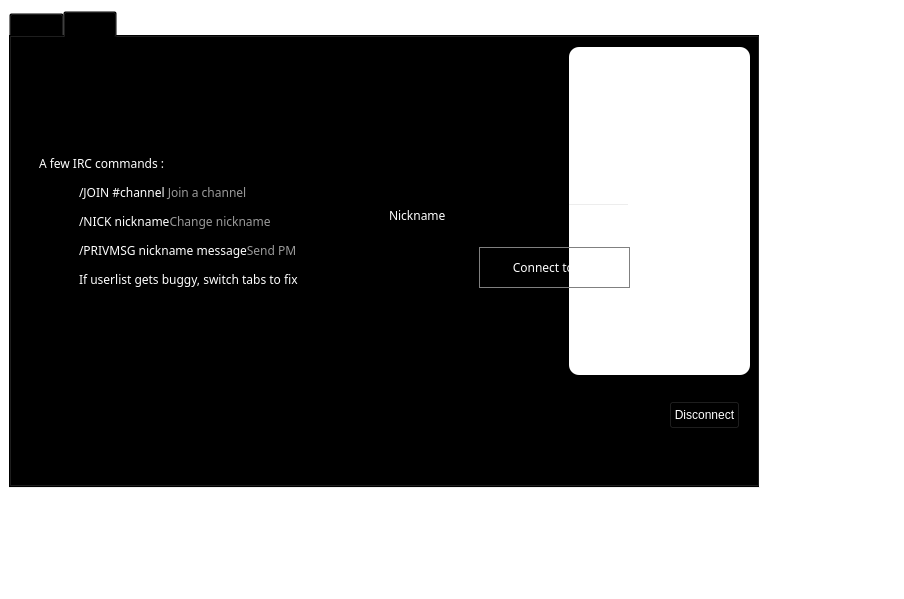
Above: src/qt/forms/chatwindow.ui from thelonecrouton/bitcredit before the change. Below: the same form after it.
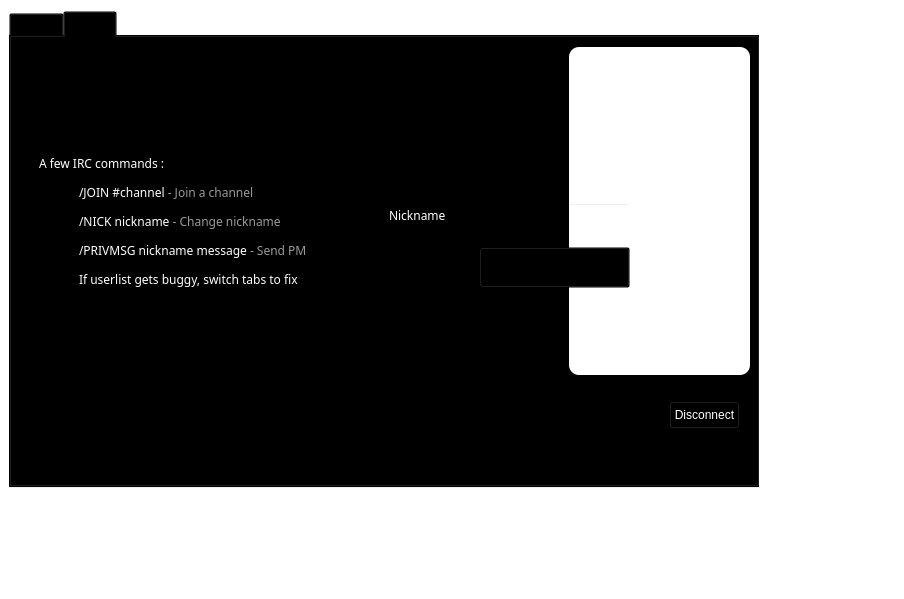
That is the form after the change.

```diff
--- a/src/qt/forms/chatwindow.ui
+++ b/src/qt/forms/chatwindow.ui
@@ -170,7 +170,7 @@
         <string notr="true">background:transparent;</string>
        </property>
        <property name="text">
-        <string>&lt;html&gt;&lt;head/&gt;&lt;body&gt;&lt;p&gt;&lt;span style=&quot; color:#ffffff;&quot;&gt;A few IRC commands :&lt;/span&gt;&lt;/p&gt;&lt;ul style=&quot;margin-top: 0px; margin-bottom: 0px; margin-left: 0px; margin-right: 0px; -qt-list-indent: 1;&quot;&gt;&lt;li style=&quot; margin-top:12px; margin-bottom:12px; margin-left:0px; margin-right:0px; -qt-block-indent:0; text-indent:0px;&quot;&gt;&lt;span style=&quot; color:#ffffff;&quot;&gt;/JOIN #channel &lt;/span&gt;&lt;span style=&quot; color:#9a9a9a;&quot;&gt;Join a channel&lt;/span&gt;&lt;/li&gt;&lt;li style=&quot; margin-top:12px; margin-bottom:12px; margin-left:0px; margin-right:0px; -qt-block-indent:0; text-indent:0px;&quot;&gt;&lt;span style=&quot; color:#ffffff;&quot;&gt;/NICK nickname&lt;/span&gt;&lt;span style=&quot; color:#9a9a9a;&quot;&gt;Change nickname&lt;/span&gt;&lt;/li&gt;&lt;li style=&quot; margin-top:12px; margin-bottom:12px; margin-left:0px; margin-right:0px; -qt-block-indent:0; text-indent:0px;&quot;&gt;&lt;span style=&quot; color:#ffffff;&quot;&gt;/PRIVMSG nickname message&lt;/span&gt;&lt;span style=&quot; color:#9a9a9a;&quot;&gt;Send PM &lt;/span&gt;&lt;/li&gt;&lt;li style=&quot; margin-top:0px; margin-bottom:0px; margin-left:0px; margin-right:0px; -qt-block-indent:0; text-indent:0px;&quot;&gt;&lt;span style=&quot; color:#ffffff;&quot;&gt;If userlist gets buggy, switch tabs to fix&lt;/span&gt;&lt;/li&gt;&lt;/ul&gt;&lt;/body&gt;&lt;/html&gt;</string>
+        <string>&lt;html&gt;&lt;head/&gt;&lt;body&gt;&lt;p&gt;&lt;span style=&quot; color:#ffffff;&quot;&gt;A few IRC commands :&lt;/span&gt;&lt;/p&gt;&lt;ul style=&quot;margin-top: 0px; margin-bottom: 0px; margin-left: 0px; margin-right: 0px; -qt-list-indent: 1;&quot;&gt;&lt;li style=&quot; margin-top:12px; margin-bottom:12px; margin-left:0px; margin-right:0px; -qt-block-indent:0; text-indent:0px;&quot;&gt;&lt;span style=&quot; color:#ffffff;&quot;&gt;/JOIN #channel &lt;/span&gt;&lt;span style=&quot; color:#9a9a9a;&quot;&gt; - Join a channel&lt;/span&gt;&lt;/li&gt;&lt;li style=&quot; margin-top:12px; margin-bottom:12px; margin-left:0px; margin-right:0px; -qt-block-indent:0; text-indent:0px;&quot;&gt;&lt;span style=&quot; color:#ffffff;&quot;&gt;/NICK nickname&lt;/span&gt;&lt;span style=&quot; color:#9a9a9a;&quot;&gt; - Change nickname&lt;/span&gt;&lt;/li&gt;&lt;li style=&quot; margin-top:12px; margin-bottom:12px; margin-left:0px; margin-right:0px; -qt-block-indent:0; text-indent:0px;&quot;&gt;&lt;span style=&quot; color:#ffffff;&quot;&gt;/PRIVMSG nickname message&lt;/span&gt;&lt;span style=&quot; color:#9a9a9a;&quot;&gt; - Send PM &lt;/span&gt;&lt;/li&gt;&lt;li style=&quot; margin-top:0px; margin-bottom:0px; margin-left:0px; margin-right:0px; -qt-block-indent:0; text-indent:0px;&quot;&gt;&lt;span style=&quot; color:#ffffff;&quot;&gt;If userlist gets buggy, switch tabs to fix&lt;/span&gt;&lt;/li&gt;&lt;/ul&gt;&lt;/body&gt;&lt;/html&gt;</string>
        </property>
       </widget>
       <widget class="QLineEdit" name="editPseudo">
@@ -216,8 +216,7 @@
         </rect>
        </property>
        <property name="styleSheet">
-        <string notr="true">border-radius:40px;border:1px solid grey;background:transparent;
-color: rgb(255, 255, 255);</string>
+        <string notr="true"/>
        </property>
        <property name="text">
         <string>Connect to IRC</string>
```
